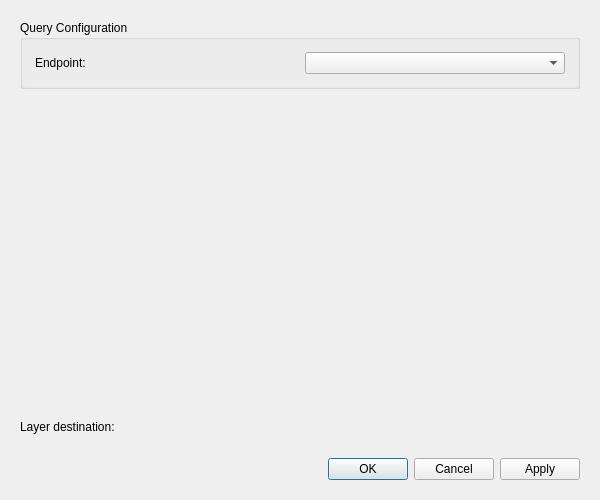
First picture: the form in ui/endpoint_dialog.ui, repository datosgobar/georef-ar-qgis-plugin, before the edit.
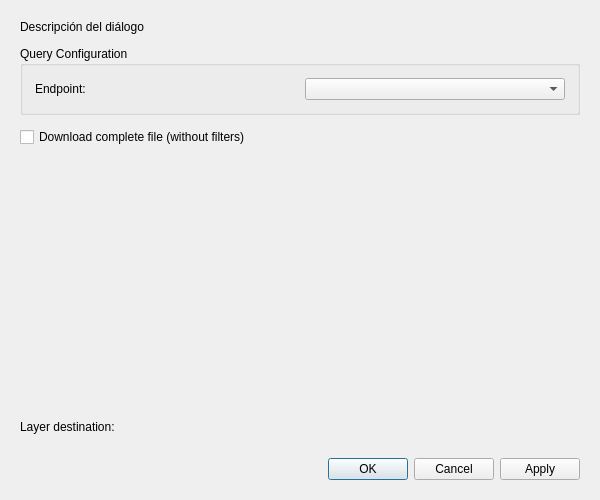
Second picture: the form after the edit. Custom widgets are drawn as their Qt base class.

```diff
--- a/ui/endpoint_dialog.ui
+++ b/ui/endpoint_dialog.ui
@@ -29,6 +29,13 @@
    <property name="bottomMargin">
     <number>20</number>
    </property>
+   <item>
+    <widget class="QLabel" name="dialog_description">
+     <property name="text">
+      <string>Descripción del diálogo</string>
+     </property>
+    </widget>
+   </item>
    <item>
     <widget class="QGroupBox" name="groupBox_api">
      <property name="title">
@@ -63,6 +70,13 @@
      </layout>
     </widget>
    </item>
+   <item>
+    <widget class="QCheckBox" name="checkBox_full_download">
+     <property name="text">
+      <string>Download complete file (without filters)</string>
+     </property>
+    </widget>
+   </item>
    <item>
     <widget class="QScrollArea" name="scrollArea">
      <property name="frameShape">
@@ -72,6 +86,14 @@
       <bool>true</bool>
      </property>
      <widget class="QWidget" name="scrollAreaWidgetContents">
+      <property name="geometry">
+       <rect>
+        <x>0</x>
+        <y>0</y>
+        <width>560</width>
+        <height>192</height>
+       </rect>
+      </property>
       <layout class="QVBoxLayout" name="layout_params">
        <property name="spacing">
         <number>8</number>
```
Left out of the diff: 23 changed lines with no effect on the pictures.
